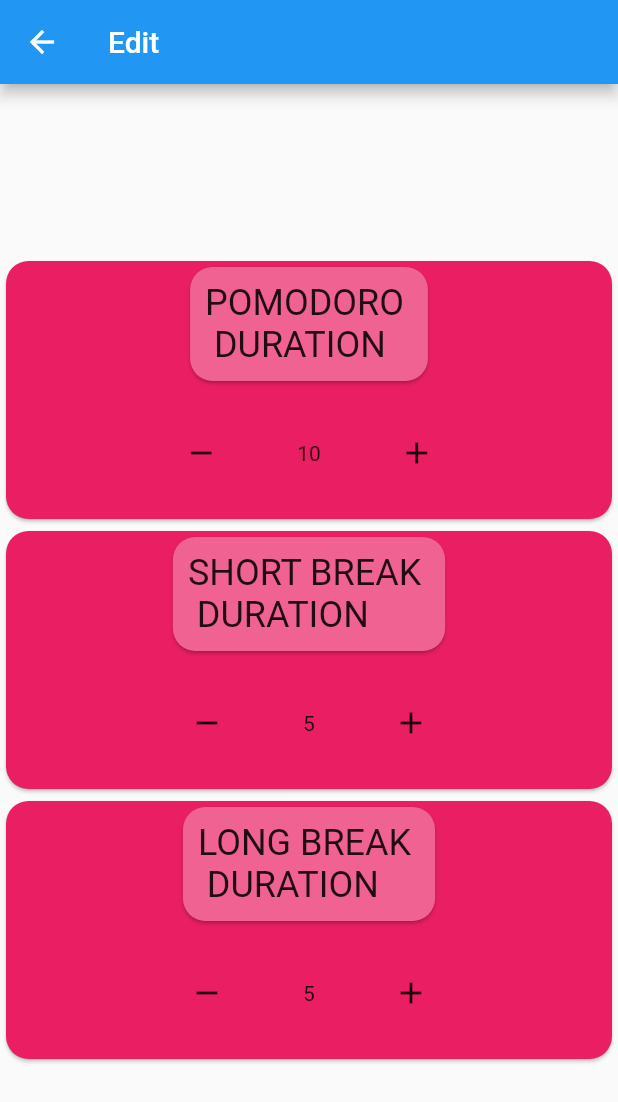
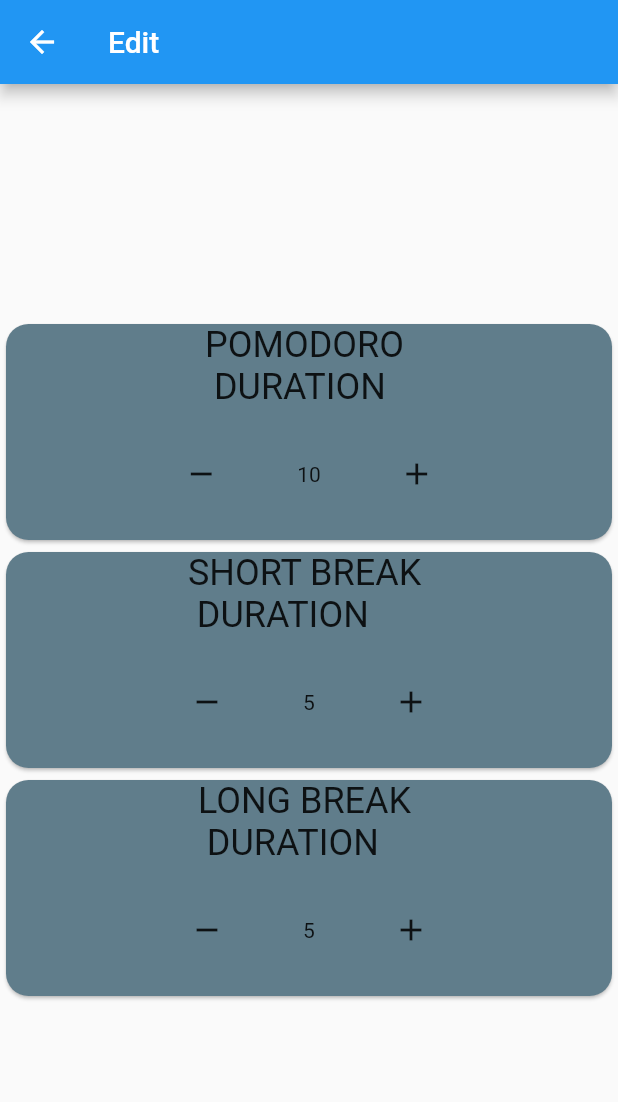
Before and after one commit to anhar-x/Pomodoro-Flutter, a Flutter app: the EditPage screen opened directly, on a phone screen of 412 x 824 dp. Shown: the top 1102 px of the screen. Run offline on Flutter 3.47's test engine with Material 2 defaults, Android fonts, the phone set to English and light mode, and no system bars; our stand-ins replace audioplayers, circular_countdown_timer, shared_preferences; accounts and stored records are empty.

Commit message:
Better design in Edit Page

```diff
--- a/lib/pages/edit_page.dart
+++ b/lib/pages/edit_page.dart
@@ -20,19 +20,10 @@ class _EditPageState extends State<EditPage> {
       shape: RoundedRectangleBorder(
         borderRadius: BorderRadius.circular(15.0),
       ),
-      color: Colors.pink,
+      color: Colors.blueGrey,
       child: Column(
         children: [
-          Card(
-            shape: RoundedRectangleBorder(
-              borderRadius: BorderRadius.circular(15.0),
-            ),
-            color: Colors.pink[300],
-            child: Padding(
-              padding: EdgeInsets.all(10),
-              child: Text('$name \n DURATION', style: TextStyle(fontSize: 24)),
-            ),
-          ),
+          Text('$name \n DURATION', style: TextStyle(fontSize: 24)),
           Row(
             mainAxisAlignment: MainAxisAlignment.center,
             children: [
@@ -84,120 +75,6 @@ class _EditPageState extends State<EditPage> {
         _createUI(name: 'POMODORO', timerType: pomodoro, prefsName: 'pomodoro'),
         _createUI(name: 'SHORT BREAK', timerType: shortBreak, prefsName: 'short_break'),
         _createUI(name: 'LONG BREAK', timerType: longBreak, prefsName: 'long_break'),
-        // //SHORT BREAK
-        // Card(
-        //   shape: RoundedRectangleBorder(
-        //     borderRadius: BorderRadius.circular(15.0),
-        //   ),
-        //   color: Colors.pink,
-        //   child: Column(
-        //     children: [
-        //       Card(
-        //         shape: RoundedRectangleBorder(
-        //           borderRadius: BorderRadius.circular(15.0),
-        //         ),
-        //         color: Colors.pink[300],
-        //         child: Padding(
-        //           padding: EdgeInsets.all(10),
-        //           child: Text('SHORT BREAK \n DURATION',
-        //               style: TextStyle(fontSize: 24)),
-        //         ),
-        //       ),
-        //       Row(
-        //         mainAxisAlignment: MainAxisAlignment.center,
-        //         children: [
-        //           Padding(
-        //             padding: EdgeInsets.all(20),
-        //             child: IconButton(
-        //               icon: Icon(Icons.remove),
-        //               onPressed: () async {
-        //                 if (shortBreak > 1) {
-        //                   setState(() {
-        //                     shortBreak--;
-        //                   });
-        //                   await prefs.setInt('short_break', shortBreak);
-        //                 }
-        //               },
-        //             ),
-        //           ),
-        //           Padding(
-        //             padding: EdgeInsets.all(20),
-        //             child: Text('$shortBreak'),
-        //           ),
-        //           Padding(
-        //             padding: EdgeInsets.all(20),
-        //             child: IconButton(
-        //               icon: Icon(Icons.add),
-        //               onPressed: () async {
-        //                 setState(() {
-        //                   shortBreak++;
-        //                 });
-        //                 await prefs.setInt('short_break', shortBreak);
-        //               },
-        //             ),
-        //           ),
-        //         ],
-        //       ),
-        //     ],
-        //   ),
-        // ),
-        // //LONG BREAK
-        // Card(
-        //   shape: RoundedRectangleBorder(
-        //     borderRadius: BorderRadius.circular(15.0),
-        //   ),
-        //   color: Colors.pink,
-        //   child: Column(
-        //     children: [
-        //       Card(
-        //         shape: RoundedRectangleBorder(
-        //           borderRadius: BorderRadius.circular(15.0),
-        //         ),
-        //         color: Colors.pink[300],
-        //         child: Padding(
-        //           padding: EdgeInsets.all(10),
-        //           child: Text('LONG BREAK \n DURATION',
-        //               style: TextStyle(fontSize: 24)),
-        //         ),
-        //       ),
-        //       Row(
-        //         mainAxisAlignment: MainAxisAlignment.center,
-        //         children: [
-        //           Padding(
-        //             padding: EdgeInsets.all(20),
-        //             child: IconButton(
-        //               icon: Icon(Icons.remove),
-        //               onPressed: () async {
-        //                 if (longBreak > 1) {
-        //                   setState(() {
-        //                     longBreak--;
-        //                   });
-        //                   await prefs.setInt('long_break', longBreak);
-        //                 }
-        //               },
-        //             ),
-        //           ),
-        //           Padding(
-        //             padding: EdgeInsets.all(20),
-        //             child: Text('$longBreak'),
-        //           ),
-        //           Padding(
-        //             padding: EdgeInsets.all(20),
-        //             child: IconButton(
-        //               icon: Icon(Icons.add),
-        //               onPressed: () async {
-        //                 setState(() {
-        //                   longBreak++;
-        //                 });
-        //                 await prefs.setInt('long_break', longBreak);
-        //               },
-        //             ),
-        //           ),
-        //         ],
-        //       ),
-        //     ],
-        //   ),
-        // ),
       ],
     );
   }
```
